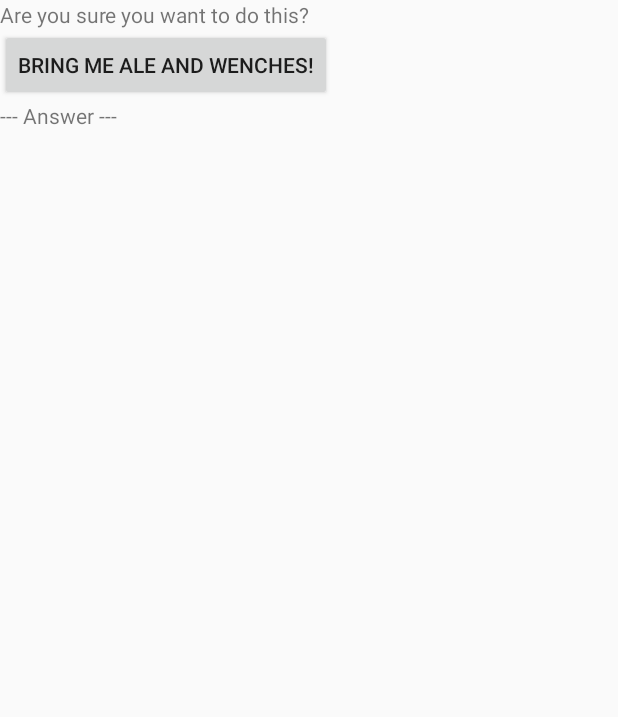
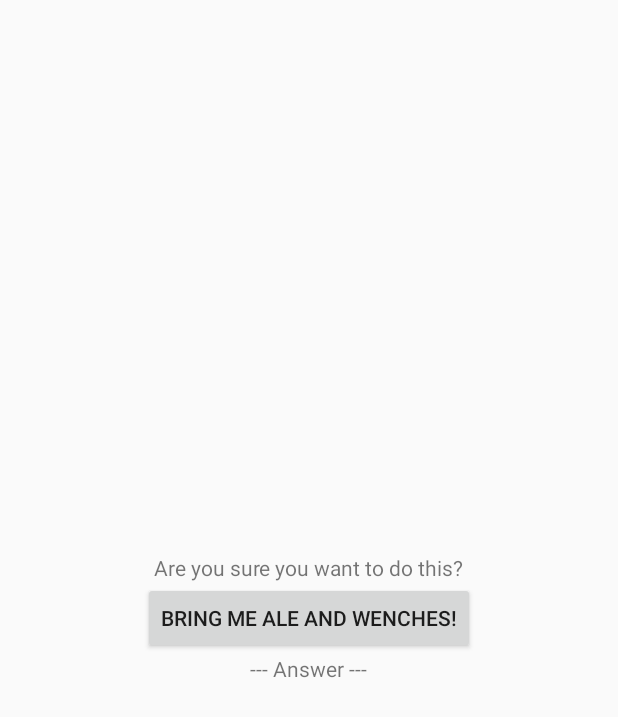
Before and after one commit to mwales/android, an Android app: the CheatActivity screen opened directly, with no data from a screen before it, on a phone screen of 412 x 824 dp. Shown: the top 717 px of the screen. Run offline under Robolectric (Android 15) with nearby library versions, the phone set to English and light mode, and no system bars.

Commit message:
Layout tweak on GoT quiz

```diff
--- a/GotQuiz/app/src/main/res/layout/activity_cheater.xml
+++ b/GotQuiz/app/src/main/res/layout/activity_cheater.xml
@@ -3,7 +3,8 @@
               android:orientation="vertical"
               android:layout_width="match_parent"
               android:layout_height="match_parent"
-              android:layout_gravity="center">
+              android:layout_gravity="center"
+              android:gravity="center_vertical|center_horizontal">
 
     <TextView
         android:layout_width="wrap_content"
```
